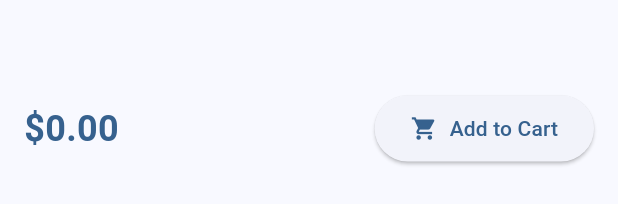
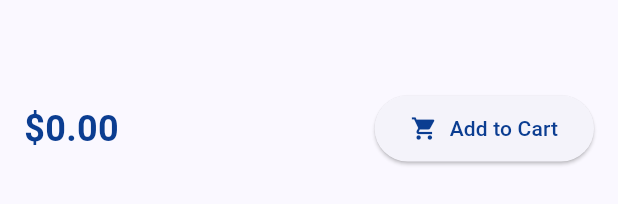
Before and after one commit to darika-2006/SAMPLE, a Flutter app: the BookDetailView widget shown alone on an empty page, opened directly with empty values, on a phone screen of 412 x 824 dp. Shown: the part 578-782 px from the top of the screen. Run offline on Flutter 3.47's test engine with Material 3 defaults, Android fonts, the phone set to English and light mode, and no system bars; our stand-ins replace flutter_riverpod; network calls fail.

```diff
--- /dev/null
+++ b/lib/config/colors.dart
@@ -0,0 +1,9 @@
+import 'package:flutter/material.dart';
+
+class AppColors {
+  static const marineBluePrimary = Color(0xFF0B3D91);
+  static const redSecondary = Color(0xFFFF1E00);
+  static const lightTealAccent = Color(0xFF64DFDF);
+  static const offWhite = Color(0xFFF8F9FA);
+  static const darkGray = Color(0xFF212529);
+}
--- /dev/null
+++ b/lib/config/theme.dart
@@ -0,0 +1,32 @@
+import 'package:flutter/material.dart';
+
+export 'colors.dart';
+
+class AppColors {
+  static const marineBluePrimary = Color(0xFF0B3D91);
+  static const redSecondary = Color(0xFFFF1E00);
+  static const lightTealAccent = Color(0xFF64DFDF);
+  static const offWhite = Color(0xFFF8F9FA);
+  static const darkGray = Color(0xFF212529);
+}
+
+class AppTheme {
+  static final ThemeData lightTheme = ThemeData(
+    useMaterial3: true,
+    colorScheme: ColorScheme.fromSeed(
+      seedColor: AppColors.marineBluePrimary,
+      primary: AppColors.marineBluePrimary,
+      secondary: AppColors.redSecondary,
+    ),
+  );
+
+  static final ThemeData darkTheme = ThemeData.dark().copyWith(
+    useMaterial3: true,
+    colorScheme: ColorScheme.fromSeed(
+      seedColor: AppColors.marineBluePrimary,
+      primary: AppColors.marineBluePrimary,
+      secondary: AppColors.redSecondary,
+      brightness: Brightness.dark,
+    ),
+  );
+}
--- a/lib/main.dart
+++ b/lib/main.dart
@@ -1,21 +1,28 @@
 import 'package:flutter/material.dart';
+import 'config/theme.dart';
+import 'features/auth/presentation/pages/login_page.dart';
+import 'package:flutter_riverpod/flutter_riverpod.dart';
 
 void main() {
-  runApp(const MyApp());
+  runApp(
+    const ProviderScope(
+      child: CampusConnectApp(),
+    ),
+  );
 }
 
-class MyApp extends StatelessWidget {
-  const MyApp({super.key});
+class CampusConnectApp extends StatelessWidget {
+  const CampusConnectApp({super.key});
 
   @override
   Widget build(BuildContext context) {
     return MaterialApp(
-      title: 'BookStore',
-      theme: ThemeData(
-        colorScheme: ColorScheme.fromSeed(seedColor: Colors.blue),
-        useMaterial3: true,
-      ),
-      home: const BookStorePage(),
+      title: 'Campus Connect',
+      theme: AppTheme.lightTheme,
+      darkTheme: AppTheme.darkTheme,
+      themeMode: ThemeMode.system,
+      home: const LoginPage(),
+      debugShowCheckedModeBanner: false,
     );
   }
 }
@@ -50,21 +57,24 @@ class _BookStorePageState extends State<BookStorePage> {
       author: 'F. Scott Fitzgerald',
       price: 19.99,
       imageUrl: 'https://picsum.photos/200/300',
-      description: 'A story of the fabulously wealthy Jay Gatsby and his love for the beautiful Daisy Buchanan.',
+      description:
+          'A story of the fabulously wealthy Jay Gatsby and his love for the beautiful Daisy Buchanan.',
     ),
     Book(
       title: 'To Kill a Mockingbird',
       author: 'Harper Lee',
       price: 15.99,
       imageUrl: 'https://picsum.photos/200/300',
-      description: 'The story of racial injustice and the loss of innocence in the American South.',
+      description:
+          'The story of racial injustice and the loss of innocence in the American South.',
     ),
     Book(
       title: '1984',
       author: 'George Orwell',
       price: 14.99,
       imageUrl: 'https://picsum.photos/200/300',
-      description: 'A dystopian social science fiction novel and cautionary tale.',
+      description:
+          'A dystopian social science fiction novel and cautionary tale.',
     ),
     Book(
       title: 'Pride and Prejudice',
@@ -80,9 +90,11 @@ class _BookStorePageState extends State<BookStorePage> {
 
   @override
   Widget build(BuildContext context) {
-    final filteredBooks = books.where((book) =>
-        book.title.toLowerCase().contains(searchQuery.toLowerCase()) ||
-        book.author.toLowerCase().contains(searchQuery.toLowerCase())).toList();
+    final filteredBooks = books
+        .where((book) =>
+            book.title.toLowerCase().contains(searchQuery.toLowerCase()) ||
+            book.author.toLowerCase().contains(searchQuery.toLowerCase()))
+        .toList();
 
     return Scaffold(
       appBar: AppBar(
@@ -115,7 +127,8 @@ class _BookStorePageState extends State<BookStorePage> {
             child: selectedBook == null
                 ? GridView.builder(
                     padding: const EdgeInsets.all(16),
-                    gridDelegate: const SliverGridDelegateWithFixedCrossAxisCount(
+                    gridDelegate:
+                        const SliverGridDelegateWithFixedCrossAxisCount(
                       crossAxisCount: 2,
                       childAspectRatio: 0.7,
                       crossAxisSpacing: 16,
@@ -151,7 +164,7 @@ class _BookStorePageState extends State<BookStorePage> {
 
 class BookCard extends StatelessWidget {
   final Book book;
-  final VoidCallback onTap;
+  final Function() onTap;
 
   const BookCard({
     super.key,
@@ -218,7 +231,7 @@ class BookCard extends StatelessWidget {
 
 class BookDetailView extends StatelessWidget {
   final Book book;
-  final VoidCallback onBack;
+  final Function() onBack;
 
   const BookDetailView({
     super.key,
--- a/pubspec.yaml
+++ b/pubspec.yaml
@@ -34,6 +34,7 @@ dependencies:
   # The following adds the Cupertino Icons font to your application.
   # Use with the CupertinoIcons class for iOS style icons.
   cupertino_icons: ^1.0.8
+  flutter_riverpod: ^2.6.1
 
 dev_dependencies:
   flutter_test:
```
Also changed, not shown: lib/features/auth/presentation/pages/login_page.dart (added, +71 -0 lines), pubspec.lock, 1 other file.
